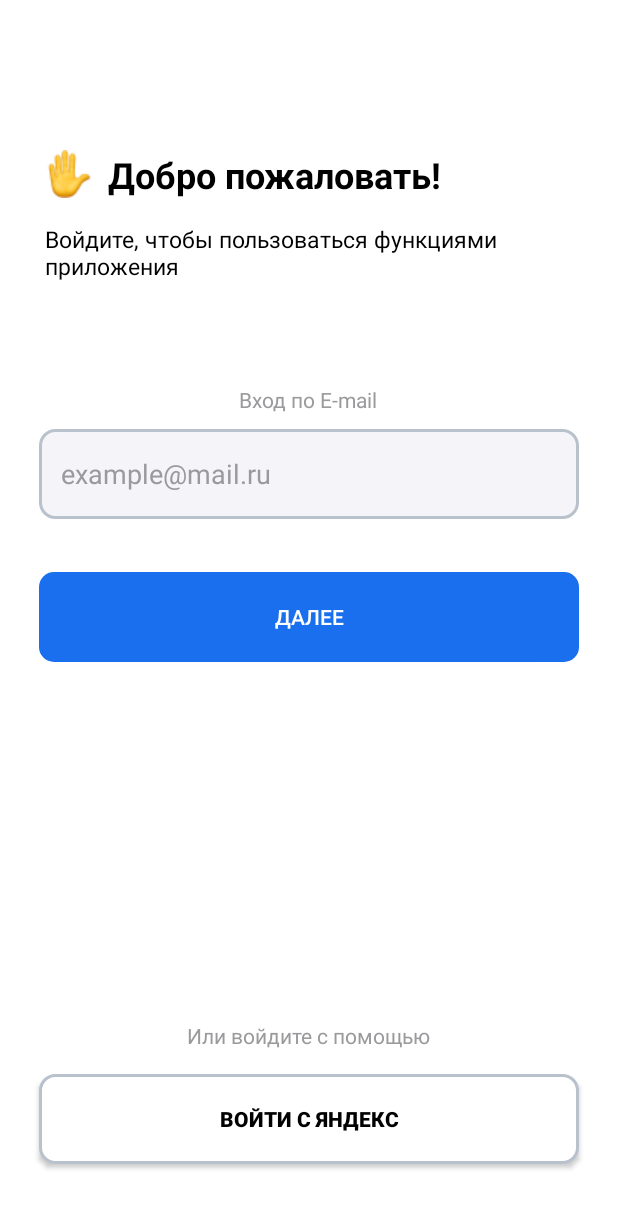
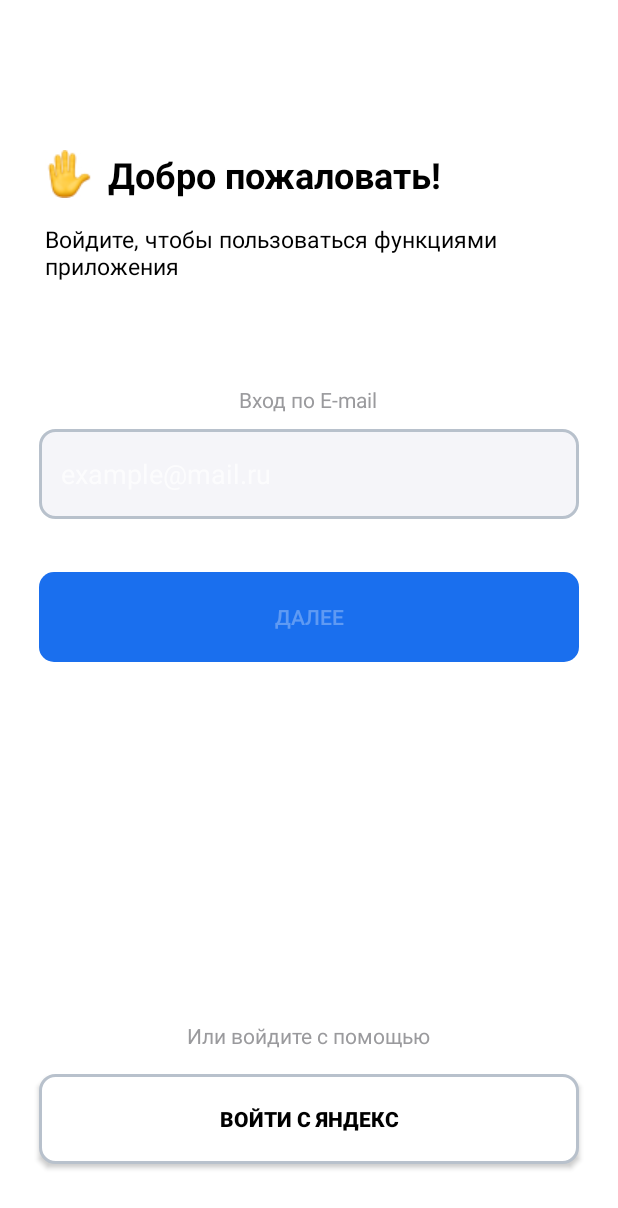
Before and after one commit to tankoman228/MDK_S7, an Android app: the screen it shows after launch (ActivityLoginOrRegister), after a tap on "ПОПУСТИТЬ", on a phone screen of 412 x 824 dp. Shown: the top 1208 px of the screen. Run offline under Robolectric (Android 15) with nearby library versions, the phone set to English and light mode, and no system bars.

Commit message:
Сделал проверку на адрес электронной почты

```diff
--- a/app/src/main/java/com/example/mdk_s7/ActivityLoginOrRegister.java
+++ b/app/src/main/java/com/example/mdk_s7/ActivityLoginOrRegister.java
@@ -2,15 +2,80 @@ package com.example.mdk_s7;
 
 import androidx.appcompat.app.AppCompatActivity;
 
+import android.content.Intent;
 import android.os.Bundle;
+import android.text.Editable;
+import android.text.TextWatcher;
+import android.widget.Button;
+import android.widget.EditText;
+import android.widget.Toast;
+
+import java.util.regex.Matcher;
+import java.util.regex.Pattern;
 
 public class ActivityLoginOrRegister extends AppCompatActivity {
 
+    EditText etEmail;
+    Button btnEnter;
+
     @Override
     protected void onCreate(Bundle savedInstanceState) {
+
         super.onCreate(savedInstanceState);
         setContentView(R.layout.activity_login_or_register);
 
         getWindow().setBackgroundDrawable(getResources().getDrawable(R.color.white));
+
+        etEmail = findViewById(R.id.etMail);
+        btnEnter = findViewById(R.id.btnMailNext);
+
+        etEmail.addTextChangedListener(new TextWatcher() {
+            @Override
+            public void beforeTextChanged(CharSequence s, int start, int count, int after) {
+                check_email(s.toString());
+            }
+            @Override
+            public void onTextChanged(CharSequence s, int start, int before, int count) {
+                check_email(s.toString());
+                btnEnter.setEnabled(true);
+            }
+            @Override
+            public void afterTextChanged(Editable s) {
+                check_email(s.toString());
+            }
+        });
+
+        btnEnter.setOnClickListener(l -> {
+            new Thread(() -> {
+                ActivityLoginOrRegister.this.runOnUiThread(()-> {
+                    btnEnter.setEnabled(false);
+                });
+
+                try {
+                    Thread.sleep(1300);
+
+                    ActivityLoginOrRegister.this.runOnUiThread(()-> {
+                        ActivityLoginOrRegister.this.startActivity(new Intent(ActivityLoginOrRegister.this, ActivityEmailCode.class));
+                    });
+                } catch (Exception e) {
+                    e.printStackTrace();
+                }
+
+                ActivityLoginOrRegister.this.runOnUiThread(()-> {
+                    btnEnter.setEnabled(true);
+                });
+            }).start();
+        });
+    }
+
+    Pattern email_pattern = Pattern.compile(".+@.+\\.[a-z]{2,4}");
+    private void check_email(String s) {
+
+        Matcher mat = email_pattern.matcher(s);
+
+        if(mat.matches())
+            btnEnter.setEnabled(true);
+        else
+            btnEnter.setEnabled(false);
     }
 }
--- a/app/src/main/java/com/example/mdk_s7/ActivityOnBoard.java
+++ b/app/src/main/java/com/example/mdk_s7/ActivityOnBoard.java
@@ -96,7 +96,7 @@ public class ActivityOnBoard extends AppCompatActivity {
 
                 tvHeader.setText(getString(R.string.Monitoring));
                 tvText.setText(getString(R.string.textMonitoring));
-                btn.setText("Завершить");
+                btn.setText(R.string.finish);
                 break;
         }
 
@@ -113,7 +113,5 @@ public class ActivityOnBoard extends AppCompatActivity {
                 ivDock.startAnimation(a2);
                 break;
         }
-
-
     }
 }
--- a/app/src/main/res/layout/activity_login_or_register.xml
+++ b/app/src/main/res/layout/activity_login_or_register.xml
@@ -75,7 +75,7 @@
             android:background="@drawable/edittext"
             android:ems="10"
             android:inputType="text"
-            android:text="example@mail.ru"
+            android:hint="example@mail.ru"
             android:textColor="@color/greyText" />
 
         <Button
@@ -84,7 +84,8 @@
             android:layout_height="60dp"
             android:layout_margin="35dp"
             android:background="@drawable/buttons_blue"
-            android:text="Далее" />
+            android:text="@string/next"
+            android:enabled="false"/>
     </LinearLayout>
 
     <TextView
@@ -92,7 +93,7 @@
         android:layout_width="wrap_content"
         android:layout_height="wrap_content"
         android:layout_marginBottom="16dp"
-        android:text="Или войдите с помощью"
+        android:text="@string/or_enter_with_help_of"
         android:textColor="@color/greyText"
         app:layout_constraintBottom_toTopOf="@+id/btnSignInByYandex"
         app:layout_constraintEnd_toEndOf="parent"
--- a/app/src/main/res/values/strings.xml
+++ b/app/src/main/res/values/strings.xml
@@ -16,4 +16,7 @@
     <string name="PasswordText">Для защиты ваших персональных данных</string>
     <string name="Card"><b>Создание карты\nпациента</b></string>
     <string name="CardText">Без карты пациента вы не сможете заказать анализы.\n\nВ картах пациентов будут храниться результаты анализов вас и ваших близких.</string>
+    <string name="finish">Завершить</string>
+    <string name="next">Далее</string>
+    <string name="or_enter_with_help_of">Или войдите с помощью</string>
 </resources>
```
